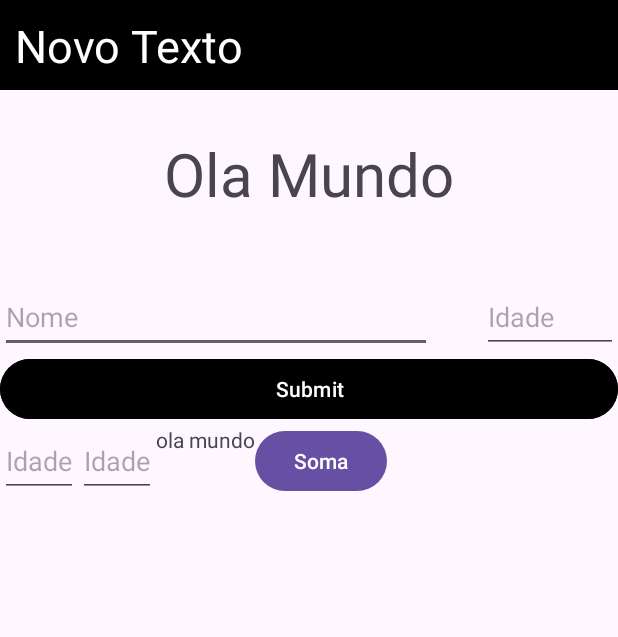
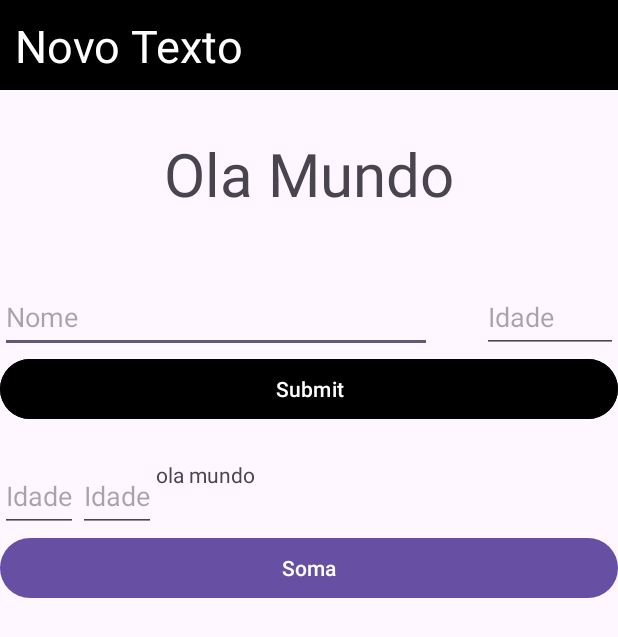
Before and after one commit to GoncaloaaF/IEFP_Leiria_TPSI_2324, an Android app: the screen it shows after launch (MainActivity), on a phone screen of 412 x 824 dp. Shown: the top 637 px of the screen. Run offline under Robolectric (Android 15) with nearby library versions, the phone set to English and light mode, and no system bars.

Commit message:
demo app1 -> Jessica

```diff
--- a/5423 - Acesso móvel a sistemas de informação/android/app/src/main/res/layout/activity_main.xml
+++ b/5423 - Acesso móvel a sistemas de informação/android/app/src/main/res/layout/activity_main.xml
@@ -39,6 +39,7 @@
         android:layout_width="match_parent"
         android:layout_height="20pt"
         />
+
     <LinearLayout
         android:layout_width="match_parent"
         android:layout_height="wrap_content"
@@ -87,11 +88,23 @@
         />
 
 
+    <Space
+        android:layout_width="match_parent"
+        android:layout_height="23dp"
+        ></Space>
+
+    <LinearLayout
+        android:layout_width="match_parent"
+        android:layout_height="wrap_content"
+        android:orientation="vertical"
+        >
+
     <LinearLayout
         android:layout_width="wrap_content"
         android:layout_height="wrap_content"
         android:orientation="horizontal"
         >
+
         <EditText
             android:id="@+id/etMainNum1"
             android:layout_width="wrap_content"
@@ -108,8 +121,6 @@
             android:inputType="number"
             android:layout_weight="1"
             />
-
-
         <TextView
             android:id="@+id/tvMainSoma"
             android:layout_width="match_parent"
@@ -117,16 +128,19 @@
             android:text="ola mundo"
             />
 
+       </LinearLayout>
+
         <Button
             android:id="@+id/btnMainSoma"
-            android:layout_width="wrap_content"
+            android:layout_width="match_parent"
             android:layout_height="match_parent"
             android:text="Soma"
             />
 
+    </LinearLayout>
 
 
 
-    </LinearLayout>
+
 
 </LinearLayout>
```
